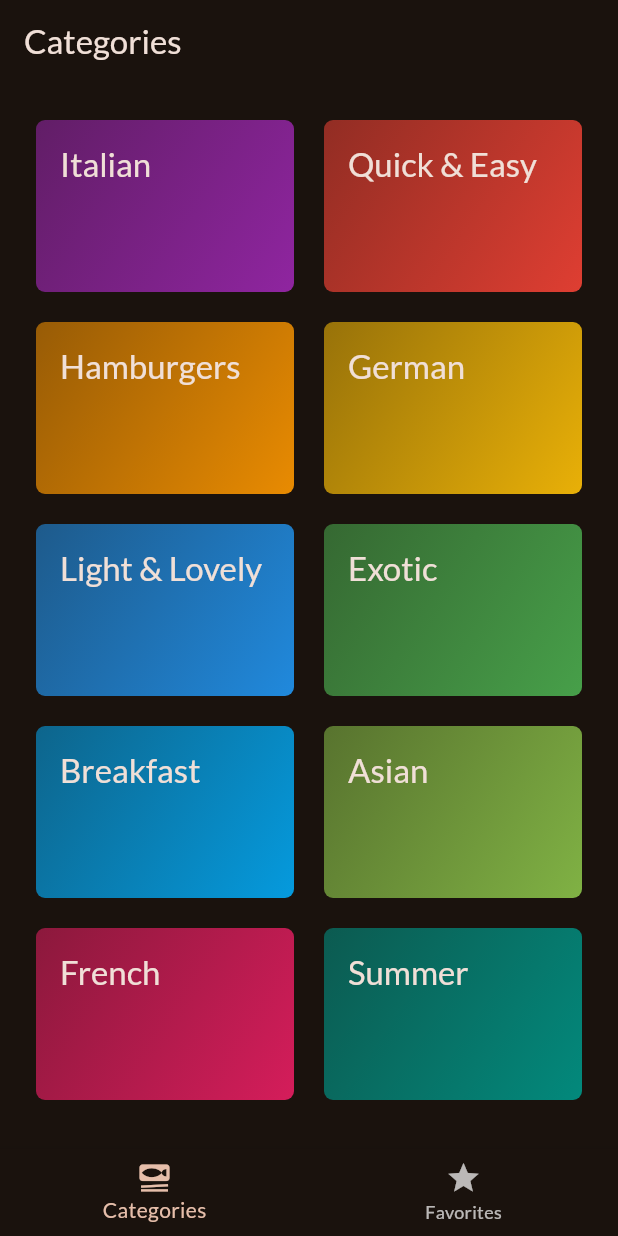
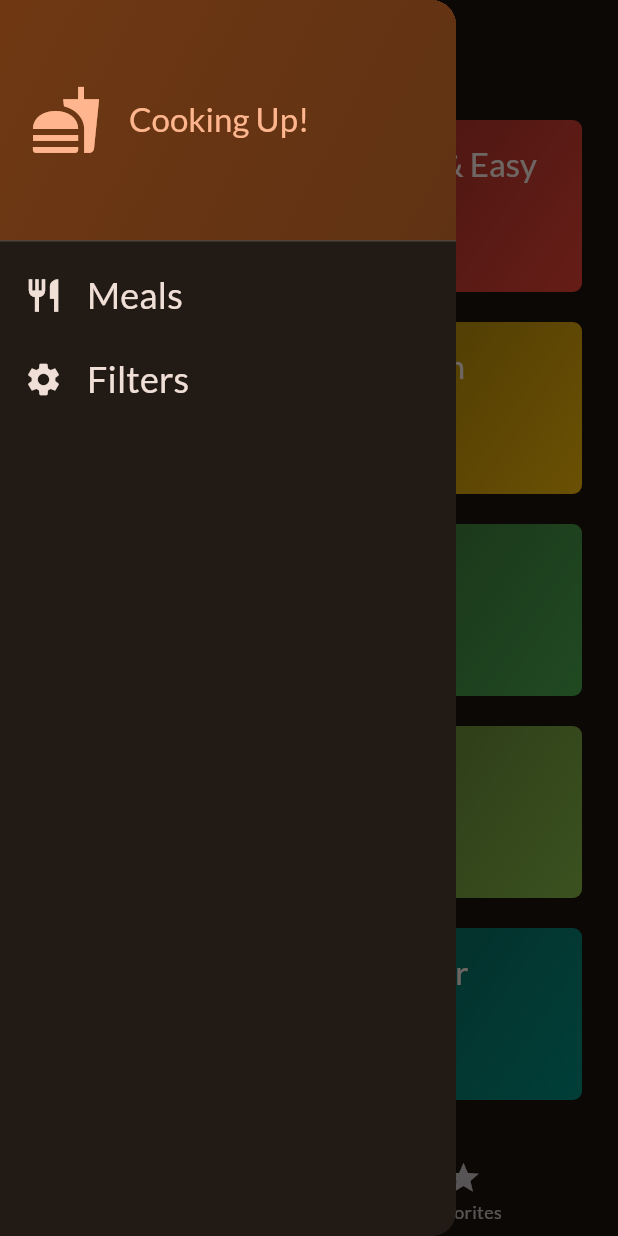
Before and after one commit to alexsumoski/recipes-app, a Flutter app: the screen it shows after launch, with the side drawer open (before the commit the screen has no drawer), on a phone screen of 412 x 824 dp. Run offline on Flutter 3.47's test engine with Material 2 defaults, Android fonts, the phone set to English and light mode, and no system bars; our stand-ins replace google_fonts, transparent_image.

Commit message:
Side drawer, filters page.

```diff
--- a/lib/screens/tabs.dart
+++ b/lib/screens/tabs.dart
@@ -1,6 +1,8 @@
 import 'package:flutter/material.dart';
 import 'package:recipes_app/screens/categories.dart';
+import 'package:recipes_app/screens/filters.dart';
 import 'package:recipes_app/screens/meals.dart';
+import 'package:recipes_app/widgets/main_drawer.dart';
 
 import '../models/meal.dart';
 
@@ -43,6 +45,14 @@ class _TabsScreenState extends State<TabsScreen> {
     });
   }
 
+  void _setScreen(String identifier) {
+    Navigator.of(context).pop();
+    if (identifier == 'filters') {
+      Navigator.of(context)
+          .push(MaterialPageRoute(builder: (ctx) => const FiltersScreen()));
+    }
+  }
+
   @override
   Widget build(BuildContext context) {
     Widget activePage = CategoriesScreen(
@@ -61,6 +71,9 @@ class _TabsScreenState extends State<TabsScreen> {
       appBar: AppBar(
         title: Text(activePageTitle),
       ),
+      drawer: MainDrawer(
+        onSelectScreen: _setScreen,
+      ),
       body: activePage,
       bottomNavigationBar: BottomNavigationBar(
         onTap: _selectPage,
--- /dev/null
+++ b/lib/widgets/main_drawer.dart
@@ -0,0 +1,83 @@
+import 'package:flutter/material.dart';
+
+class MainDrawer extends StatelessWidget {
+  const MainDrawer({super.key, required this.onSelectScreen});
+
+  final void Function(String identifier) onSelectScreen;
+
+  @override
+  Widget build(BuildContext context) {
+    return Drawer(
+      child: Column(
+        children: [
+          DrawerHeader(
+            padding: const EdgeInsets.all(20),
+            decoration: BoxDecoration(
+              gradient: LinearGradient(
+                colors: [
+                  Theme.of(context).colorScheme.primaryContainer,
+                  Theme.of(context)
+                      .colorScheme
+                      .primaryContainer
+                      .withOpacity(0.8),
+                ],
+                begin: Alignment.topLeft,
+                end: Alignment.bottomRight,
+              ),
+            ),
+            child: Row(
+              children: [
+                Icon(
+                  Icons.fastfood,
+                  size: 48,
+                  color: Theme.of(context).colorScheme.primary,
+                ),
+                const SizedBox(width: 18),
+                Text(
+                  'Cooking Up!',
+                  style: Theme.of(context).textTheme.titleLarge!.copyWith(
+                        color: Theme.of(context).colorScheme.primary,
+                      ),
+                ),
+              ],
+            ),
+          ),
+          ListTile(
+            leading: Icon(
+              Icons.restaurant,
+              size: 26,
+              color: Theme.of(context).colorScheme.onBackground,
+            ),
+            title: Text(
+              'Meals',
+              style: Theme.of(context).textTheme.titleSmall!.copyWith(
+                    color: Theme.of(context).colorScheme.onBackground,
+                    fontSize: 24,
+                  ),
+            ),
+            onTap: () {
+              onSelectScreen('meals');
+            },
+          ),
+          ListTile(
+            leading: Icon(
+              Icons.settings,
+              size: 26,
+              color: Theme.of(context).colorScheme.onBackground,
+            ),
+            title: Text(
+              'Filters',
+              style: Theme.of(context).textTheme.titleSmall!.copyWith(
+                    color: Theme.of(context).colorScheme.onBackground,
+                    fontSize: 24,
+                  ),
+            ),
+            onTap: () {
+              onSelectScreen('filters');
+            },
+          ),
+        ],
+      ),
+    );
+  }
+}
```
Also changed, not shown: lib/screens/filters.dart (added, +130 -0 lines).
